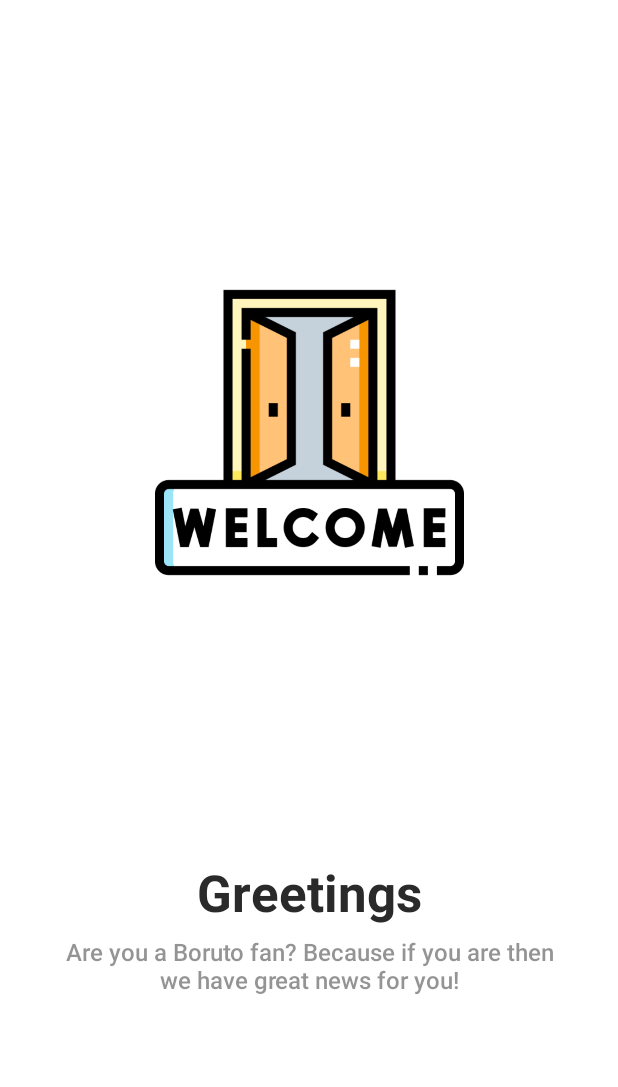
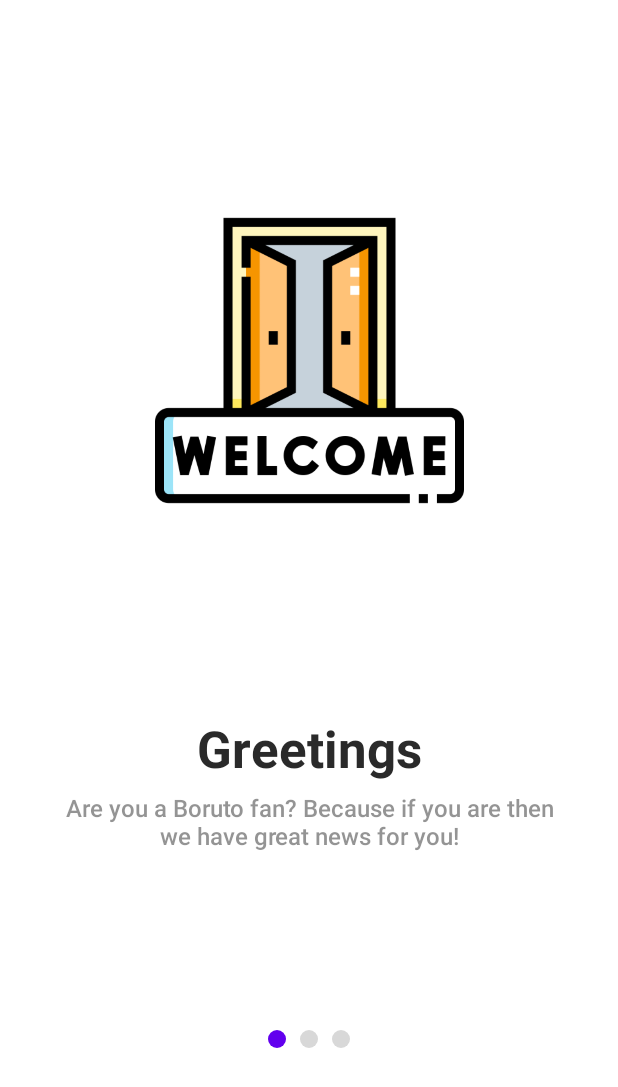
Before and after one commit to JaviAlbe/boruto-app, an Android app built with Jetpack Compose: the screen it shows after launch (MainActivity), on a phone screen of 412 x 824 dp. Shown: the top 1087 px of the screen. Run offline under Robolectric (Android 15) with nearby library versions, the phone set to English and light mode, and no system bars; our stand-ins replace Dagger/Hilt's generated code, accompanist.

Commit message:
Onboarding welcome page completed

```diff
--- a/app/src/main/java/com/albe/borutoapp/MainActivity.kt
+++ b/app/src/main/java/com/albe/borutoapp/MainActivity.kt
@@ -3,6 +3,7 @@ package com.albe.borutoapp
 import android.os.Bundle
 import androidx.activity.ComponentActivity
 import androidx.activity.compose.setContent
+import androidx.compose.animation.ExperimentalAnimationApi
 import androidx.compose.material.MaterialTheme
 import androidx.compose.material.Surface
 import androidx.compose.material.Text
@@ -15,6 +16,7 @@ import com.albe.borutoapp.ui.theme.BorutoAppTheme
 import com.google.accompanist.pager.ExperimentalPagerApi
 import dagger.hilt.android.AndroidEntryPoint
 
+@ExperimentalAnimationApi
 @ExperimentalPagerApi
 
 /**This annotation tells DagerHilt where the dependencies must be injected*/
--- a/app/src/main/java/com/albe/borutoapp/navigation/NavGraph.kt
+++ b/app/src/main/java/com/albe/borutoapp/navigation/NavGraph.kt
@@ -1,5 +1,6 @@
 package com.albe.borutoapp.navigation
 
+import androidx.compose.animation.ExperimentalAnimationApi
 import androidx.compose.runtime.Composable
 import androidx.navigation.NavHostController
 import androidx.navigation.NavType
@@ -11,6 +12,7 @@ import com.albe.borutoapp.presentation.screens.welcome.WelcomeScreen
 import com.albe.borutoapp.util.Constants.DETAILS_ARGUMENT_KEY
 import com.google.accompanist.pager.ExperimentalPagerApi
 
+@ExperimentalAnimationApi
 @ExperimentalPagerApi
 @Composable
 fun SetupNavGraph(navController: NavHostController) {
--- a/app/src/main/java/com/albe/borutoapp/presentation/screens/welcome/WelcomeScreen.kt
+++ b/app/src/main/java/com/albe/borutoapp/presentation/screens/welcome/WelcomeScreen.kt
@@ -1,14 +1,15 @@
 package com.albe.borutoapp.presentation.screens.welcome
 
+import androidx.compose.animation.AnimatedVisibility
+import androidx.compose.animation.ExperimentalAnimationApi
 import androidx.compose.foundation.Image
 import androidx.compose.foundation.background
 import androidx.compose.foundation.layout.*
-import androidx.compose.material.MaterialTheme
-import androidx.compose.material.Text
-import androidx.compose.material.TextField
+import androidx.compose.material.*
 import androidx.compose.runtime.Composable
 import androidx.compose.ui.Alignment
 import androidx.compose.ui.Modifier
+import androidx.compose.ui.graphics.Color
 import androidx.compose.ui.input.pointer.PointerIconDefaults.Text
 import androidx.compose.ui.res.painterResource
 import androidx.compose.ui.res.stringResource
@@ -20,10 +21,9 @@ import com.albe.borutoapp.R
 import com.albe.borutoapp.domain.model.OnBoardingPage
 import com.albe.borutoapp.ui.theme.*
 import com.albe.borutoapp.util.Constants.ON_BOARDING_PAGE_COUNT
-import com.google.accompanist.pager.ExperimentalPagerApi
-import com.google.accompanist.pager.HorizontalPager
-import com.google.accompanist.pager.rememberPagerState
+import com.google.accompanist.pager.*
 
+@ExperimentalAnimationApi
 @ExperimentalPagerApi
 @Composable
 fun WelcomeScreen(navController: NavHostController) {
@@ -43,11 +43,30 @@ fun WelcomeScreen(navController: NavHostController) {
 
     ) {
         HorizontalPager(
+            modifier = Modifier.weight(10f),
             count = ON_BOARDING_PAGE_COUNT,
             state = pagerState,
             verticalAlignment = Alignment.Top
         ) { position ->
             PagerScreen(onBoardingPage = pages[position])
+        }
+
+        HorizontalPagerIndicator(
+            modifier = Modifier
+                .weight(1f)
+                .align(Alignment.CenterHorizontally),
+            pagerState = pagerState,
+            activeColor = MaterialTheme.colors.activeIndicatorColor,
+            inactiveColor = MaterialTheme.colors.inactiveIndicatorColor,
+            indicatorWidth = PAGING_INDICATOR_WIDTH,
+            spacing = PAGING_INDICATOR_SPACING,
+        )
+
+        FinishButton(
+            modifier = Modifier.weight(1f),
+            pagerState = pagerState
+        ) {
+
         }
     }
 }
@@ -89,6 +108,37 @@ fun PagerScreen(onBoardingPage: OnBoardingPage) {
     }
 }
 
+@ExperimentalAnimationApi
+@ExperimentalPagerApi
+@Composable
+fun FinishButton(
+    modifier: Modifier,
+    pagerState: PagerState,
+    onClick: () -> Unit
+){
+    Row(
+        modifier = modifier
+            .padding(horizontal = EXTRA_LARGE_PADDING),
+        verticalAlignment = Alignment.Top,
+        horizontalArrangement = Arrangement.Center
+    ) {
+        AnimatedVisibility(
+            modifier = Modifier.fillMaxWidth(),
+            visible = pagerState.currentPage == 2
+        ) {
+            Button(
+                onClick = onClick,
+                colors = ButtonDefaults.buttonColors(
+                    backgroundColor = MaterialTheme.colors.buttonBackgroundColor,
+                    contentColor = Color.White
+                )
+            ) {
+                Text(text = "Finish")
+            }
+        }
+    }
+}
+
 @Composable
 @Preview(showBackground = true)
 fun FirstOnBoardingScreenPreview(){
--- a/app/src/main/java/com/albe/borutoapp/ui/theme/Color.kt
+++ b/app/src/main/java/com/albe/borutoapp/ui/theme/Color.kt
@@ -24,3 +24,15 @@ val Colors.titleColor
 val Colors.descriptionColor
     @Composable
     get() = if (isLight) DarkGray.copy(alpha = 0.5f) else LightGray.copy(alpha = 0.5f)
+
+val Colors.activeIndicatorColor
+    @Composable
+    get() = if (isLight) Purple500 else Purple700
+
+val Colors.inactiveIndicatorColor
+@Composable
+get() = if (isLight) LightGray else DarkGray
+
+val Colors.buttonBackgroundColor
+    @Composable
+    get() = if (isLight) Purple500 else Purple700
--- a/app/src/main/java/com/albe/borutoapp/ui/theme/Dimens.kt
+++ b/app/src/main/java/com/albe/borutoapp/ui/theme/Dimens.kt
@@ -6,3 +6,5 @@ val EXTRA_LARGE_PADDING = 40.dp
 val LARGE_PADDING = 20.dp
 val MEDIUM_PADDING = 16.dp
 val SMALL_PADDING = 10.dp
+val PAGING_INDICATOR_WIDTH = 12.dp
+val PAGING_INDICATOR_SPACING = 9.dp
```
